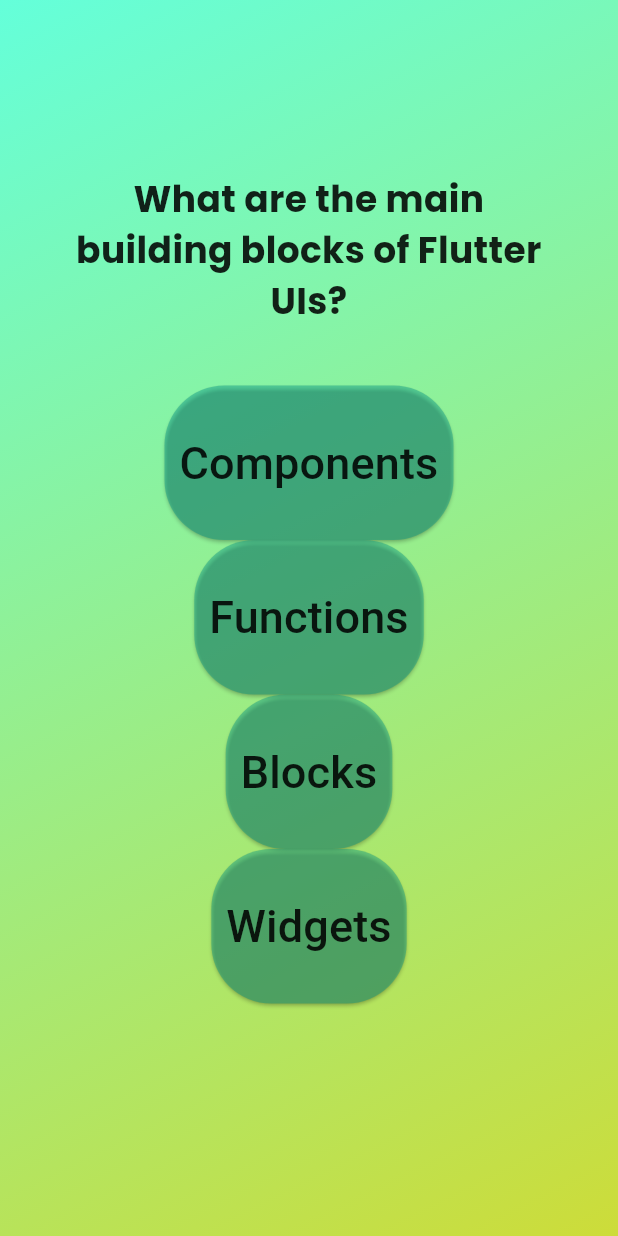
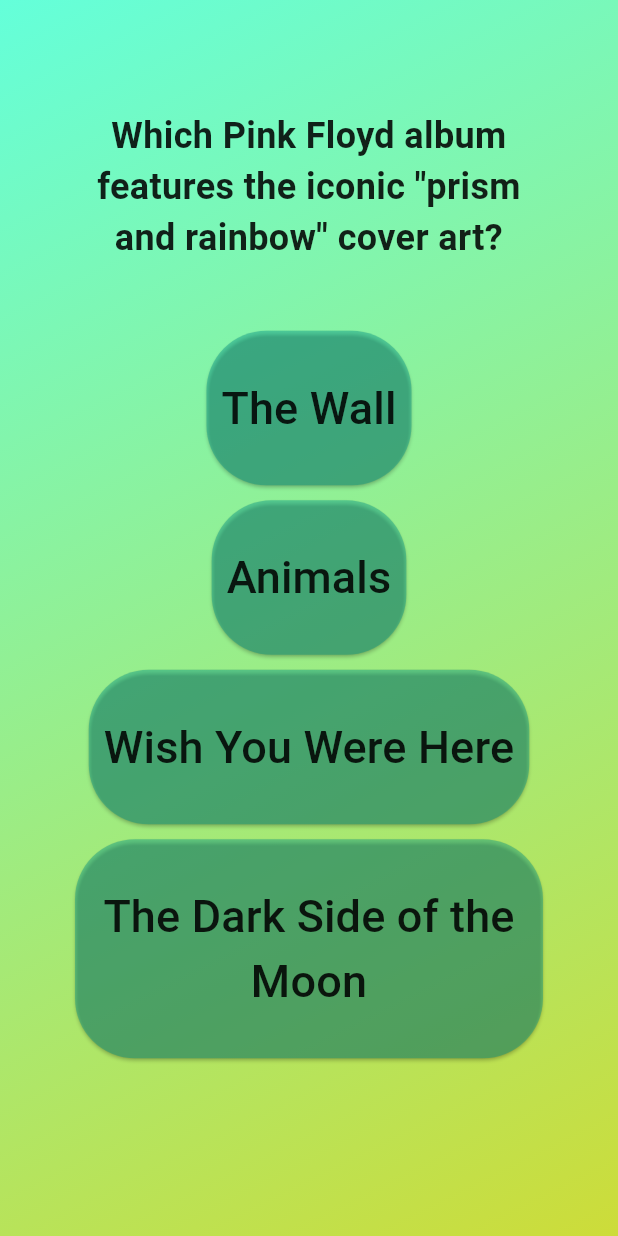
Before and after one commit to 63emre/quiz_app, a Flutter app: the screen it shows after launch, after a tap on "Start Quiz", on a phone screen of 412 x 824 dp. Run offline on Flutter 3.47's test engine with Material 3 defaults, Android fonts, the phone set to English and light mode, and no system bars; our stand-ins replace google_fonts.

```diff
--- a/lib/answer_button.dart
+++ b/lib/answer_button.dart
@@ -1,4 +1,5 @@
 import 'package:flutter/material.dart';
+import 'package:google_fonts/google_fonts.dart';
 
 class AnswerButton extends StatelessWidget {
   const AnswerButton({
--- a/lib/data/questions.dart
+++ b/lib/data/questions.dart
@@ -3,43 +3,34 @@ import 'package:quiz_app/models/questions.dart';
 //In List the first answer is the correct one
 
 const questions = [
-  QuizQuestion('What are the main building blocks of Flutter UIs?', [
-    'Widgets',
-    'Components',
-    'Blocks',
-    'Functions',
-  ]),
-  QuizQuestion('How are Flutter UIs built?', [
-    'By combining widgets in code',
-    'By combining widgets in a visual editor',
-    'By defining widgets in config files',
-    'By using XCode for iOS and Android Studio for Android',
-  ]),
-  QuizQuestion('What\'s the purpose of a StatefulWidget?', [
-    'Update UI as data changes',
-    'Update data as UI changes',
-    'Ignore data changes',
-    'Render UI that does not depend on data',
+  QuizQuestion(
+    'Which Pink Floyd album features the iconic "prism and rainbow" cover art?',
+    ['The Dark Side of the Moon', 'The Wall', 'Wish You Were Here', 'Animals'],
+  ),
+  QuizQuestion('Who was the original lead singer of Pink Floyd?', [
+    'Syd Barrett',
+    'Roger Waters',
+    'David Gilmour',
+    'Nick Mason',
   ]),
   QuizQuestion(
-    'Which widget should you try to use more often: StatelessWidget or StatefulWidget?',
-    [
-      'StatelessWidget',
-      'StatefulWidget',
-      'Both are equally good',
-      'None of the above',
-    ],
+    'Which Pink Floyd song contains the famous line "We don\'t need no education"?',
+    ['Another Brick in the Wall (Part 2)', 'Comfortably Numb', 'Money', 'Time'],
   ),
-  QuizQuestion('What happens if you change data in a StatelessWidget?', [
-    'The UI is not updated',
-    'The UI is updated',
-    'The closest StatefulWidget is updated',
-    'Any nested StatefulWidgets are updated',
+  QuizQuestion('What year was Pink Floyd formed?', [
+    '1965',
+    '1967',
+    '1963',
+    '1970',
   ]),
-  QuizQuestion('How should you update data inside of StatefulWidgets?', [
-    'By calling setState()',
-    'By calling updateData()',
-    'By calling updateUI()',
-    'By calling updateState()',
+  QuizQuestion(
+    'Which album features a cover with a handshake between two men on fire?',
+    ['Wish You Were Here', 'Meddle', 'The Division Bell', 'The Final Cut'],
+  ),
+  QuizQuestion('Who composed the iconic guitar solo in "Comfortably Numb"?', [
+    'David Gilmour',
+    'Roger Waters',
+    'Syd Barrett',
+    'Richard Wright',
   ]),
 ];
--- a/lib/questions_screens.dart
+++ b/lib/questions_screens.dart
@@ -1,5 +1,4 @@
 import 'dart:math';
-import 'package:google_fonts/google_fonts.dart';
 import 'package:flutter/material.dart';
 import 'answer_button.dart';
 import 'data/questions.dart';
@@ -39,7 +38,7 @@ class _QuestionScreens extends State<QuestionsScreens> {
           children: [
             Text(
               currentQ.text,
-              style: GoogleFonts.poppins(
+              style: const TextStyle(
                 color: Colors.black87,
                 fontSize: 24,
                 fontWeight: FontWeight.bold,
@@ -48,11 +47,14 @@ class _QuestionScreens extends State<QuestionsScreens> {
             ),
             const SizedBox(height: 40),
             ...currentQ.getShuffledAnswers().map((answer) {
-              return AnswerButton(
-                answerText: answer,
-                onTap: () {
-                  answerQuestion(answer);
-                },
+              return Padding(
+                padding: const EdgeInsets.symmetric(vertical: 5),
+                child: AnswerButton(
+                  answerText: answer,
+                  onTap: () {
+                    answerQuestion(answer);
+                  },
+                ),
               );
             }),
             const SizedBox(height: 40),
--- a/lib/quiz.dart
+++ b/lib/quiz.dart
@@ -1,5 +1,6 @@
-import 'dart:ffi';
-
+import 'package:flutter/services.dart';
+import 'package:quiz_app/results_screen.dart';
+import 'results_screen.dart';
 import 'package:flutter/material.dart';
 import 'package:quiz_app/data/questions.dart';
 import 'package:quiz_app/questions_screens.dart';
@@ -15,8 +16,8 @@ class Quiz extends StatefulWidget {
 
 class _QuizState extends State<Quiz> {
   var activeScreen = 'start-screen';
-  var selectedAnswers = <String>[];
-
+  List<String> selectedAnswers = [];
+  var resultsScreend = 'results-screen';
   //Widget? activeScreen;
 
   /*@override
@@ -28,7 +29,14 @@ class _QuizState extends State<Quiz> {
 
   void switchScreen() {
     setState(() {
-      activeScreen = 'questions-screen'; // const QuestionsScreens();
+      activeScreen = 'questions-screen';
+    });
+  }
+
+  void restartQuiz() {
+    setState(() {
+      selectedAnswers.clear();
+      activeScreen = 'start-screen';
     });
   }
 
@@ -37,8 +45,8 @@ class _QuizState extends State<Quiz> {
 
     if (selectedAnswers.length == questions.length) {
       setState(() {
-        selectedAnswers.clear();
-        activeScreen = "start-screen";
+        // selectedAnswers.clear();
+        activeScreen = resultsScreend;
       });
     }
   }
@@ -50,7 +58,12 @@ class _QuizState extends State<Quiz> {
     if (activeScreen == 'questions-screen') {
       screenWidget = QuestionsScreens(onSelectAnswer: chooseAnswer);
     }
-
+    if (activeScreen == resultsScreend) {
+      screenWidget = ResultsScreen(
+        choosenAnswers: selectedAnswers,
+        onRestart: restartQuiz,
+      );
+    }
     return MaterialApp(
       home: Scaffold(
         body: Container(
```
Also changed, not shown: lib/questions_summary.dart (added, +87 -0 lines), lib/results_screen.dart (added, +86 -0 lines), 2 other files.
